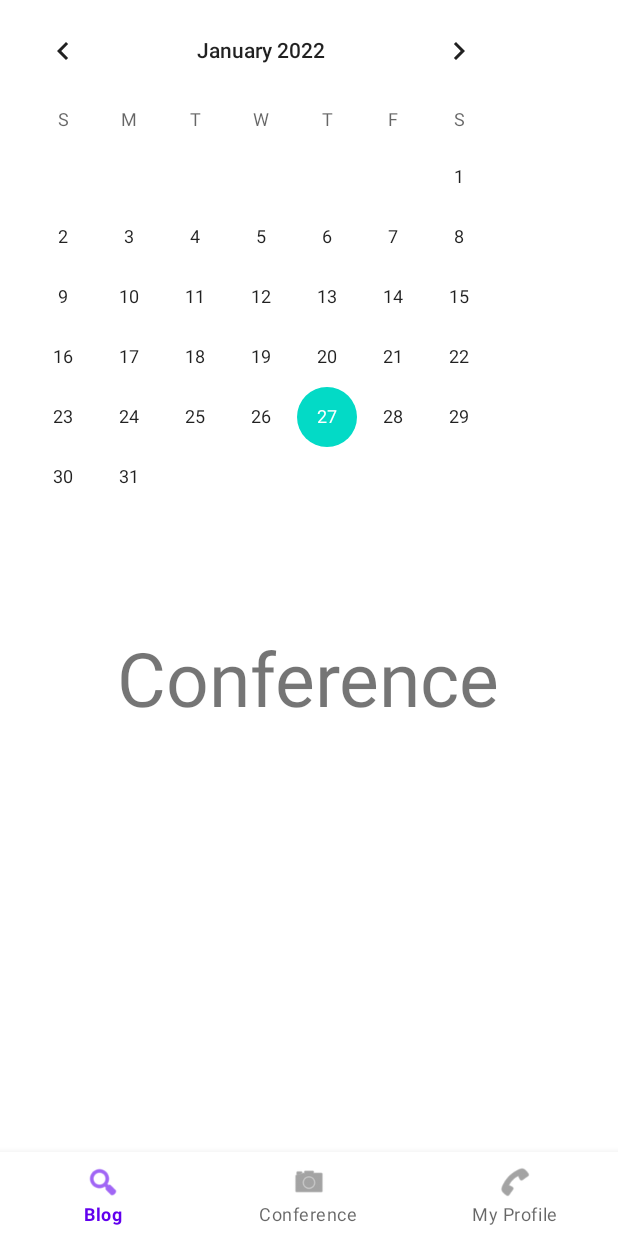
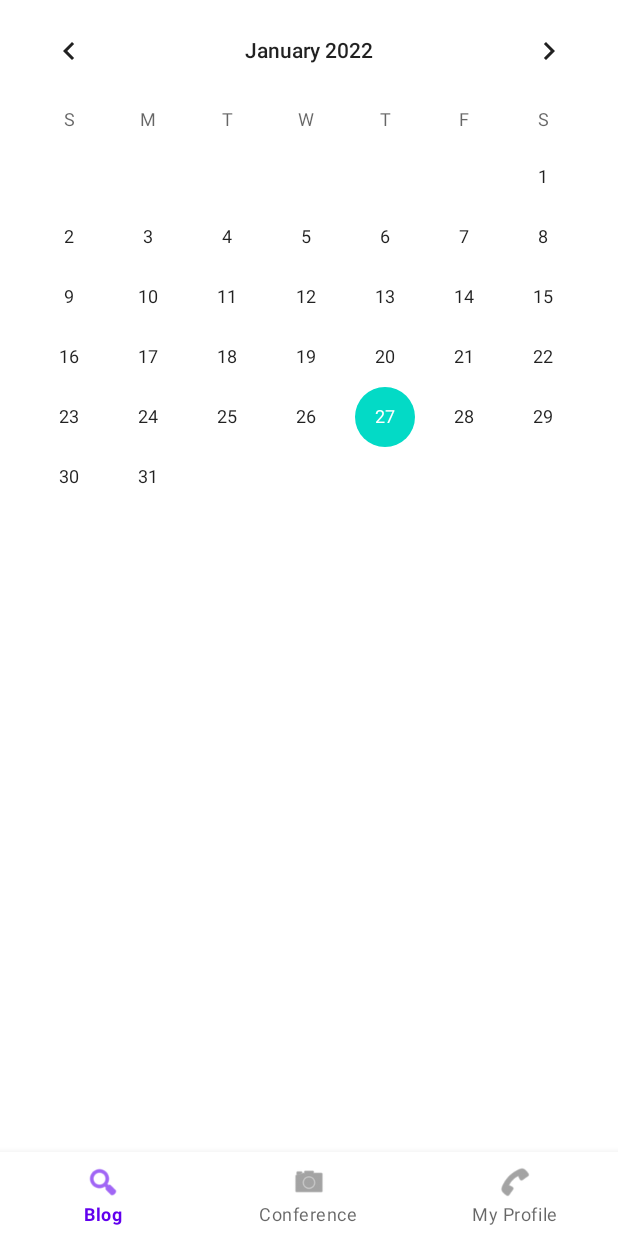
Before and after one commit to seonghun-dev/TechB, an Android app: the fragment FragmentConference placed in its activity, on a phone screen of 412 x 824 dp. Run offline under Robolectric (Android 15) with nearby library versions, the phone set to English and light mode, and no system bars; our stand-ins replace Firebase (no records; nobody signed in at launch, a user with empty details on screens opened directly).

Commit message:
change fragment_conference.xml

```diff
--- a/app/src/main/res/layout/fragment_conference.xml
+++ b/app/src/main/res/layout/fragment_conference.xml
@@ -1,30 +1,17 @@
 <?xml version="1.0" encoding="utf-8"?>
-<androidx.constraintlayout.widget.ConstraintLayout
-    xmlns:android="http://schemas.android.com/apk/res/android"
+<LinearLayout xmlns:android="http://schemas.android.com/apk/res/android"
     xmlns:app="http://schemas.android.com/apk/res-auto"
     xmlns:tools="http://schemas.android.com/tools"
     android:layout_width="match_parent"
-    android:layout_height="match_parent">
-
-    <TextView
-        android:id="@+id/textView"
-        android:layout_width="wrap_content"
-        android:layout_height="wrap_content"
-        android:text="Conference"
-        android:textSize="50dp"
-        app:layout_constraintBottom_toBottomOf="parent"
-        app:layout_constraintHorizontal_bias="0.496"
-        app:layout_constraintLeft_toLeftOf="parent"
-        app:layout_constraintRight_toRightOf="parent"
-        app:layout_constraintTop_toTopOf="parent"
-        app:layout_constraintVertical_bias="0.597" />
+    android:layout_height="match_parent"
+    android:orientation="vertical">
 
     <CalendarView
         android:id="@+id/calendarView"
-        android:layout_width="wrap_content"
+        android:layout_width="match_parent"
         android:layout_height="wrap_content"
-        tools:layout_editor_absoluteX="30dp"
-        tools:layout_editor_absoluteY="44dp"
+        android:layout_gravity="center"
         tools:ignore="MissingConstraints" />
 
-</androidx.constraintlayout.widget.ConstraintLayout>
+
+</LinearLayout>
```
